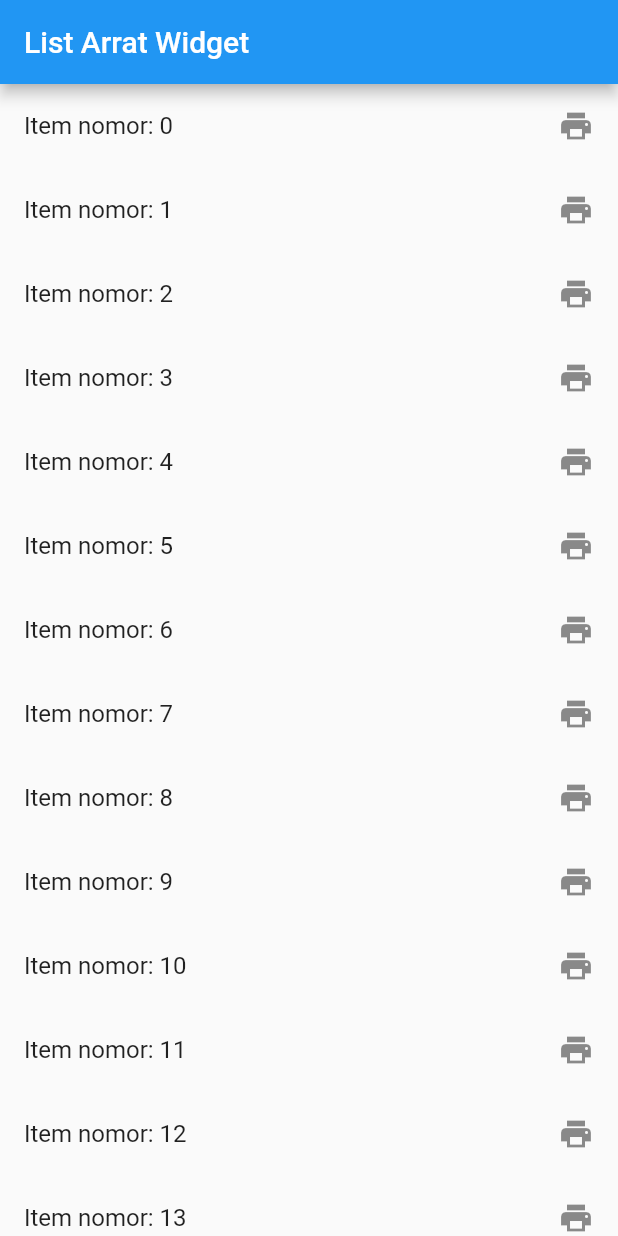
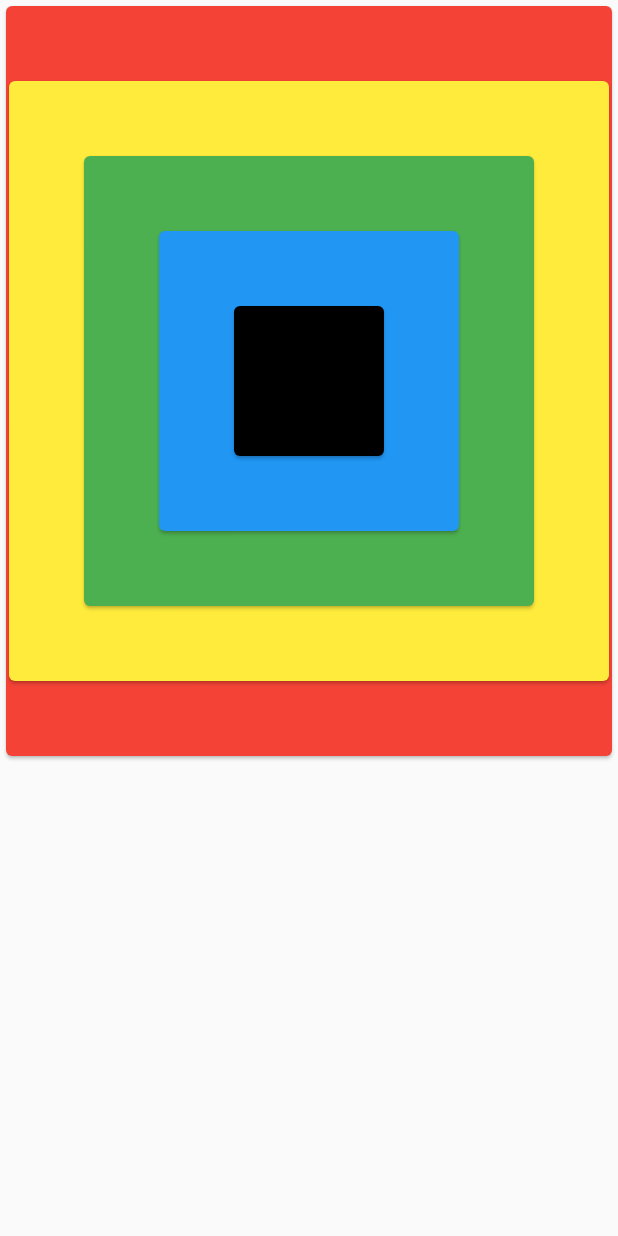
Before and after one commit to rinapratama335/udaflutter, a Flutter app: the screen it shows after launch, on a phone screen of 412 x 824 dp. Run offline on Flutter 3.47's test engine with Material 2 defaults, Android fonts, the phone set to English and light mode, and no system bars.

Commit message:
contoh widget stack (widget terlihat menumpuk) (#6)
Co-authored-by: irwantowibowotech <irwantowibowotech@gmail.com>

```diff
--- a/lib/main.dart
+++ b/lib/main.dart
@@ -1,7 +1,7 @@
 import 'package:flutter/material.dart';
 
 void main() {
-  runApp(new MyApp());
+  runApp(new MaterialApp(home: new MyApp()));
 }
 
 class MyApp extends StatefulWidget {
@@ -10,35 +10,33 @@ class MyApp extends StatefulWidget {
 }
 
 class _MyAppState extends State<MyApp> {
-  List<int> item = new List();
-
-  @override
-  void initState() {
-    for(int i = 0; i < 30; i++) {
-      item.add(i);
-    }
-
-    super.initState();
-  }
-
-
   @override
   Widget build(BuildContext context) {
-    return new MaterialApp(
-      title: 'Dummy App Array List',
-      home: new Scaffold(
-        appBar: new AppBar(
-          title: new Text('List Arrat Widget'),
-        ),
-        body: new ListView.builder(
-          itemCount: item.length,
-          itemBuilder: (BuildContext context, int index) {
-            return new ListTile(
-              title: new Text('Item nomor: $index'),
-              trailing: new Icon(Icons.print),
-            );
-          },
-        ),
+    return new Scaffold(
+      body: new Stack(
+        alignment: Alignment.center,
+        children: <Widget>[
+          new Card(
+            color: Colors.red,
+            child: new Padding(padding: const EdgeInsets.all(250.0)),
+          ),
+          new Card(
+            color: Colors.yellow,
+            child: new Padding(padding: const EdgeInsets.all(200.0)),
+          ),
+          new Card(
+            color: Colors.green,
+            child: new Padding(padding: const EdgeInsets.all(150.0)),
+          ),
+          new Card(
+            color: Colors.blue,
+            child: new Padding(padding: const EdgeInsets.all(100.0)),
+          ),
+          new Card(
+            color: Colors.black,
+            child: new Padding(padding: const EdgeInsets.all(50.0)),
+          ),
+        ],
       ),
     );
   }
```
